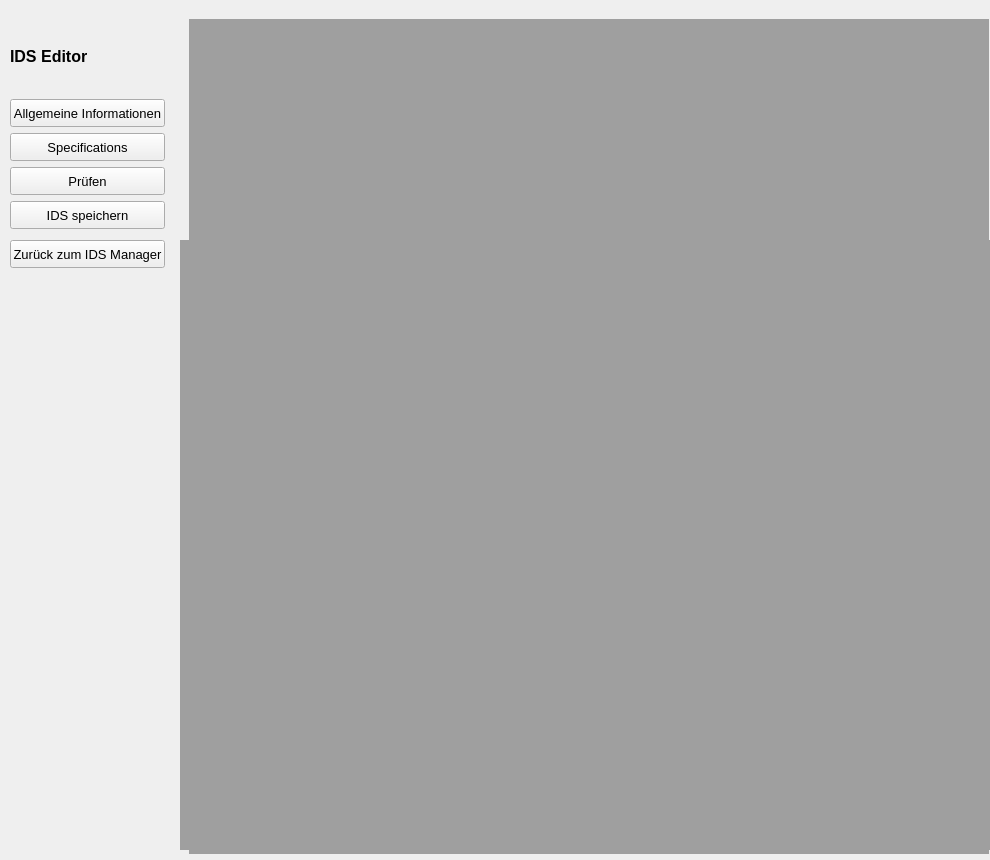
The window that GUI_Windows/idsEditor_main.ui (ivanfelipeib/Masterarbeit) describes before a commit, drawn with Qt 5.
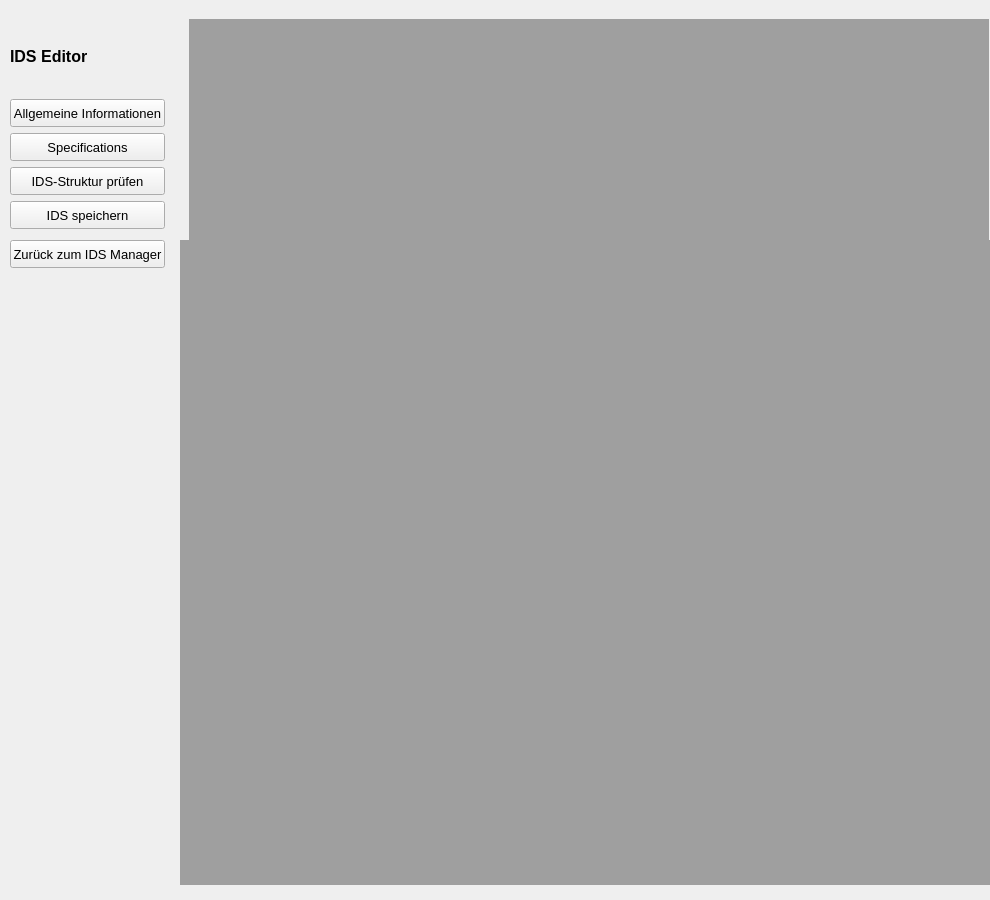
The same window after the commit.

Commit message: Ajust some elements in GUI and translations in warnings/Error Messages

The edit to the form file:
```diff
--- a/GUI_Windows/idsEditor_main.ui
+++ b/GUI_Windows/idsEditor_main.ui
@@ -7,7 +7,7 @@
     <x>0</x>
     <y>0</y>
     <width>990</width>
-    <height>860</height>
+    <height>900</height>
    </rect>
   </property>
   <property name="sizePolicy">
@@ -19,13 +19,13 @@
   <property name="minimumSize">
    <size>
     <width>990</width>
-    <height>860</height>
+    <height>900</height>
    </size>
   </property>
   <property name="maximumSize">
    <size>
     <width>990</width>
-    <height>860</height>
+    <height>900</height>
    </size>
   </property>
   <property name="windowTitle">
@@ -192,7 +192,7 @@
         </font>
        </property>
        <property name="text">
-        <string>Prüfen</string>
+        <string>IDS-Struktur prüfen</string>
        </property>
       </widget>
      </item>
@@ -234,7 +234,7 @@
       <x>180</x>
       <y>240</y>
       <width>810</width>
-      <height>610</height>
+      <height>645</height>
      </rect>
     </property>
     <property name="sizePolicy">
@@ -246,13 +246,13 @@
     <property name="minimumSize">
      <size>
       <width>810</width>
-      <height>310</height>
+      <height>645</height>
      </size>
     </property>
     <property name="maximumSize">
      <size>
       <width>810</width>
-      <height>610</height>
+      <height>645</height>
      </size>
     </property>
    </widget>
```
The commit also changes 3 other files.
